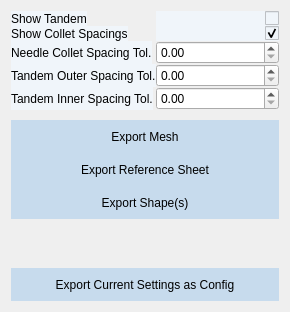
brachify/brachify, file src/windows/ui/export_view.ui: the form before one commit.
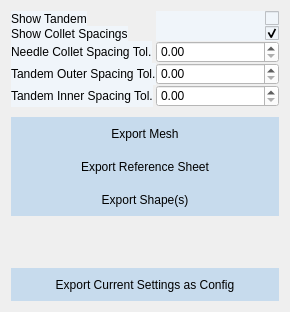
The form after the commit.

Commit message: Added QT stylesheet colors.

Patch:
```diff
--- a/src/windows/ui/export_view.ui
+++ b/src/windows/ui/export_view.ui
@@ -76,7 +76,8 @@
      <item row="3" column="0">
       <widget class="QLabel" name="label_3">
        <property name="styleSheet">
-        <string notr="true">background-color: rgb(240, 245, 250);</string>
+        <string notr="true">color: rgb(0, 0, 0);
+background-color: rgb(240, 245, 250);</string>
        </property>
        <property name="text">
         <string>Needle Collet Spacing Tol.</string>
@@ -86,7 +87,8 @@
      <item row="4" column="0">
       <widget class="QLabel" name="label_4">
        <property name="styleSheet">
-        <string notr="true">background-color: rgb(240, 245, 250);</string>
+        <string notr="true">color: rgb(0, 0, 0);
+background-color: rgb(240, 245, 250);</string>
        </property>
        <property name="text">
         <string>Tandem Outer Spacing Tol.</string>
@@ -96,7 +98,8 @@
      <item row="5" column="0">
       <widget class="QLabel" name="label_5">
        <property name="styleSheet">
-        <string notr="true">background-color: rgb(240, 245, 250);</string>
+        <string notr="true">color: rgb(0, 0, 0);
+background-color: rgb(240, 245, 250);</string>
        </property>
        <property name="text">
         <string>Tandem Inner Spacing Tol.</string>
@@ -104,13 +107,34 @@
       </widget>
      </item>
      <item row="5" column="1">
-      <widget class="QDoubleSpinBox" name="sb_tandem_collet_inner_od"/>
+      <widget class="QDoubleSpinBox" name="sb_tandem_collet_inner_od">
+       <property name="styleSheet">
+        <string notr="true">color: rgb(0, 0, 0);
+background-color: rgb(255, 255, 255);
+selection-background-color: rgb(199, 219, 237);
+selection-color: rgb(0, 0, 0);</string>
+       </property>
+      </widget>
      </item>
      <item row="4" column="1">
-      <widget class="QDoubleSpinBox" name="sb_tandem_collet_outer_od"/>
+      <widget class="QDoubleSpinBox" name="sb_tandem_collet_outer_od">
+       <property name="styleSheet">
+        <string notr="true">color: rgb(0, 0, 0);
+background-color: rgb(255, 255, 255);
+selection-background-color: rgb(199, 219, 237);
+selection-color: rgb(0, 0, 0);</string>
+       </property>
+      </widget>
      </item>
      <item row="3" column="1">
-      <widget class="QDoubleSpinBox" name="sb_needle_collet_od"/>
+      <widget class="QDoubleSpinBox" name="sb_needle_collet_od">
+       <property name="styleSheet">
+        <string notr="true">color: rgb(0, 0, 0);
+background-color: rgb(255, 255, 255);
+selection-background-color: rgb(199, 219, 237);
+selection-color: rgb(0, 0, 0);</string>
+       </property>
+      </widget>
      </item>
      <item row="1" column="1">
       <widget class="QCheckBox" name="cb_collet_preview_reference_sheet">
```
Left out of the diff: 16 changed lines with no effect on the pictures. The commit also changes 11 other files.
